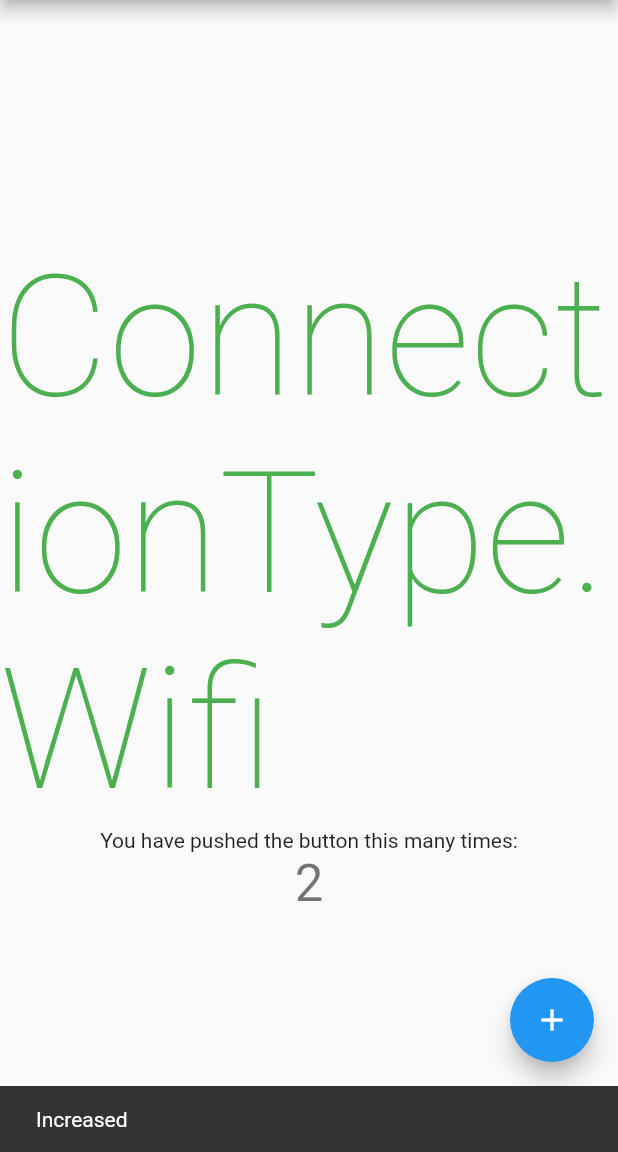
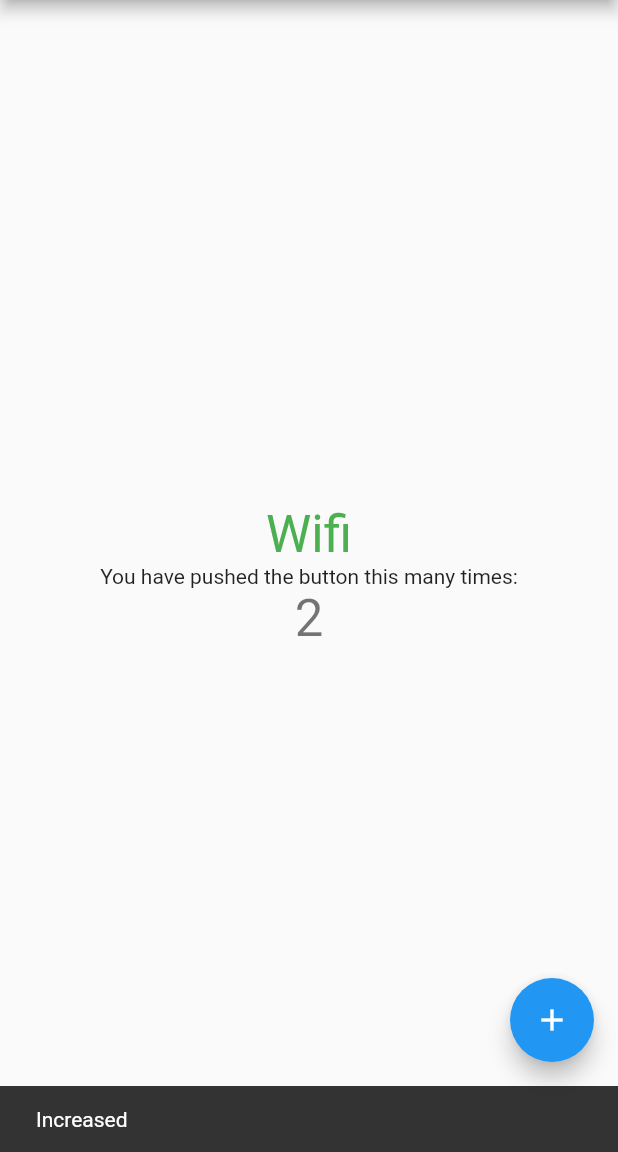
Before and after one commit to oluwasegunilori/bloc_learn, a Flutter app: the screen it shows after launch, after a tap on the "add" icon, on a phone screen of 412 x 824 dp, the part 84-1236 px from its top. Run offline on Flutter 3.47's test engine with Material 2 defaults, Android fonts, the phone set to English and light mode, and no system bars; our stand-ins replace bloc, connectivity_plus, equatable, flutter_bloc.

```diff
--- a/lib/cubit/cubit/internet_cubit.dart
+++ b/lib/cubit/cubit/internet_cubit.dart
@@ -23,7 +23,7 @@ class InternetCubit extends Cubit<InternetState> {
       } else if (connectivityResult == ConnectivityResult.ethernet) {
         emitInternetConnected(ConnectionType.Ethernet);
       } else if (connectivityResult == ConnectivityResult.mobile) {
-        emitInternetConnected(ConnectionType.Wifi);
+        emitInternetConnected(ConnectionType.Mobile);
       } else if (connectivityResult == ConnectivityResult.bluetooth) {
         emitInternetConnected(ConnectionType.Bluetooth);
       } else {
--- a/lib/main.dart
+++ b/lib/main.dart
@@ -21,8 +21,8 @@ class MyApp extends StatelessWidget {
           create: (context) => InternetCubit(connectivity: connectivity),
         ),
         BlocProvider<CounterCubit>(
-            create: (context) =>
-                CounterCubit(internetCubit: context.read<InternetCubit>()))
+          create: (context) => CounterCubit(),
+        )
       ],
       child: MaterialApp(
         title: 'Flutter Demo',
@@ -84,7 +84,15 @@ class _MyHomePageState extends State<MyHomePage> {
     // The Flutter framework has been optimized to make rerunning build methods
     // fast, so that you can just rebuild anything that needs updating rather
     // than having to individually change instances of widgets.
-    return Scaffold(
+    return BlocListener<InternetCubit, InternetState>(
+      listener: (context, state) {
+        if (state is InternetConnected) {
+          context.read<CounterCubit>().increment();
+        } else {
+          context.read<CounterCubit>().decrement();
+        }
+      },
+      child: Scaffold(
         appBar: AppBar(
           // Here we take the value from the MyHomePage object that was created by
           // the App.build method, and use it to set our appbar title.
@@ -114,10 +122,10 @@ class _MyHomePageState extends State<MyHomePage> {
                   builder: ((context, state) {
                 if (state is InternetConnected) {
                   return Text(
-                  state.connectionType.toString(),
+                    state.connectionType.name,
                     style: Theme.of(context)
                         .textTheme
-                      .headline1
+                        .headlineMedium
                         ?.copyWith(color: Colors.green),
                   );
                 } else if (state is InternetDisconnected) {
@@ -125,7 +133,7 @@ class _MyHomePageState extends State<MyHomePage> {
                     "Disconnected",
                     style: Theme.of(context)
                         .textTheme
-                      .headline1
+                        .headlineMedium
                         ?.copyWith(color: Colors.red),
                   );
                 }
@@ -137,8 +145,9 @@ class _MyHomePageState extends State<MyHomePage> {
               ),
               BlocConsumer<CounterCubit, CounterState>(
                 listener: (context, state) {
-                Scaffold.of(context).showSnackBar(const SnackBar(
-                  content: Text("Increased"),
+                  Scaffold.of(context).showSnackBar(SnackBar(
+                    content:
+                        Text(state.wasIncremented ? "Increased" : "Decreased"),
                     duration: Duration(milliseconds: 1000),
                   ));
                 },
@@ -160,6 +169,7 @@ class _MyHomePageState extends State<MyHomePage> {
           tooltip: 'Increment',
           child: const Icon(Icons.add),
         ), // This trailing comma makes auto-formatting nicer for build methods.
+      ),
     );
   }
 }
--- a/lib/view_states/counter_cubit.dart
+++ b/lib/view_states/counter_cubit.dart
@@ -6,28 +6,10 @@ import 'package:flutter_bloc/flutter_bloc.dart';
 part 'counter_state.dart';
 
 class CounterCubit extends Cubit<CounterState> {
-  final InternetCubit internetCubit;
-  late StreamSubscription internetStreamSubscription;
-  CounterCubit({required this.internetCubit})
-      : super(CounterState(counterValue: 0)) {
-    monitorInternetCubit();
-  }
+  CounterCubit() : super(CounterState(counterValue: 0, wasIncremented: false));
 
-  void monitorInternetCubit() {
-    internetStreamSubscription = internetCubit.stream.listen((internetState) {
-      if (internetState is InternetConnected) {
-        increment();
-      } else {
-        decrement();
-      }
-    });
-  }
-
-  void increment() => emit(CounterState(counterValue: state.counterValue + 1));
-  void decrement() => emit(CounterState(counterValue: state.counterValue - 1));
-  @override
-  Future<void> close() {
-    internetCubit.close();
-    return super.close();
-  }
+  void increment() => emit(
+      CounterState(counterValue: state.counterValue + 1, wasIncremented: true));
+  void decrement() => emit(CounterState(
+      counterValue: state.counterValue - 1, wasIncremented: false));
 }
--- a/lib/view_states/counter_state.dart
+++ b/lib/view_states/counter_state.dart
@@ -2,8 +2,9 @@ part of 'counter_cubit.dart';
 
 class CounterState extends Equatable {
   int counterValue;
+  bool wasIncremented;
 
-  CounterState({required this.counterValue});
+  CounterState({required this.counterValue, required this.wasIncremented});
 
   @override
   // TODO: implement props
```
Lines whose indentation alone changed are shown as unchanged.
